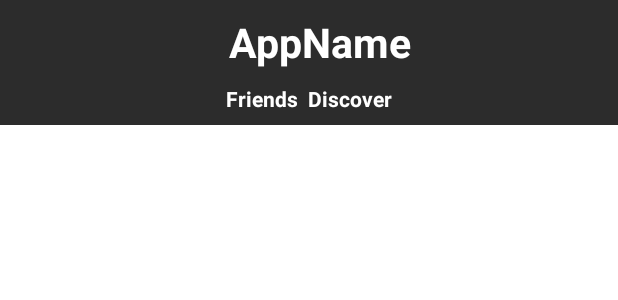
After one commit to badr4y/Mobile-Project, an Android app: the layout activity_test.xml on its own in the app's theme, with its tools: preview values and no code run, on a phone screen of 412 x 824 dp. The commit adds this screen. Shown: the top 300 px of the screen. Run offline under Robolectric (Android 15) with nearby library versions, the phone set to English and light mode, and no system bars.

Commit message:
added scroll yay

```diff
--- a/app/build.gradle
+++ b/app/build.gradle
@@ -26,6 +26,9 @@ android {
         sourceCompatibility JavaVersion.VERSION_1_8
         targetCompatibility JavaVersion.VERSION_1_8
     }
+    buildFeatures {
+        viewBinding true
+    }
 }
 
 dependencies {
@@ -33,6 +36,8 @@ dependencies {
     implementation 'androidx.appcompat:appcompat:1.5.1'
     implementation 'com.google.android.material:material:1.7.0'
     implementation 'androidx.constraintlayout:constraintlayout:2.1.4'
+    implementation 'androidx.navigation:navigation-fragment:2.5.3'
+    implementation 'androidx.navigation:navigation-ui:2.5.3'
     testImplementation 'junit:junit:4.13.2'
     androidTestImplementation 'androidx.test.ext:junit:1.1.4'
     androidTestImplementation 'androidx.test.espresso:espresso-core:3.5.0'
--- /dev/null
+++ b/app/src/main/res/layout/activity_test.xml
@@ -0,0 +1,49 @@
+<?xml version="1.0" encoding="utf-8"?>
+<androidx.constraintlayout.widget.ConstraintLayout xmlns:android="http://schemas.android.com/apk/res/android"
+    xmlns:app="http://schemas.android.com/apk/res-auto"
+    android:layout_width="match_parent"
+    android:layout_height="match_parent"
+    xmlns:tools="http://schemas.android.com/tools"
+    tools:context=".TestActivity">
+
+    <include
+        android:id="@+id/main_toolbar"
+        layout="@layout/toolbar" />
+
+    <RelativeLayout
+        android:layout_width="match_parent"
+        android:layout_height="27dp"
+        app:layout_constraintTop_toBottomOf="@+id/main_toolbar"
+        android:background="#2c2c2c"
+        android:id="@+id/toolbar2nd">
+        <LinearLayout
+            android:layout_width="wrap_content"
+            android:layout_height="wrap_content"
+            android:layout_centerHorizontal="true">
+            <TextView
+                android:layout_width="wrap_content"
+                android:layout_height="wrap_content"
+                android:text="Friends "
+                android:textColor="@color/white"
+                android:textStyle="bold"
+                />
+            <TextView
+                android:layout_width="wrap_content"
+                android:layout_height="wrap_content"
+                android:text=" Discover"
+                android:textColor="@color/white"
+                android:textStyle="bold"/>
+        </LinearLayout>
+    </RelativeLayout>
+
+    <ScrollView
+        android:layout_width="match_parent"
+        android:layout_height="wrap_content"
+        app:layout_constraintTop_toBottomOf="@id/toolbar2nd"
+        tools:layout_editor_absoluteX="0dp">
+
+
+    </ScrollView>
+
+
+</androidx.constraintlayout.widget.ConstraintLayout>
--- a/app/src/main/res/layout/login_activity.xml
+++ b/app/src/main/res/layout/login_activity.xml
@@ -101,7 +101,8 @@
         app:layout_constraintStart_toStartOf="parent"
         app:layout_constraintTop_toBottomOf="@id/forgot_your_password_login"
         app:layout_constraintTop_toTopOf="parent"
-        app:layout_constraintVertical_bias="0.85" />
+        app:layout_constraintVertical_bias="0.85"
+        android:onClick="onLoginBtnClicked"/>
 
     <!--Don't have an account ? -->
     <TextView
--- /dev/null
+++ b/app/src/main/res/layout/toolbar.xml
@@ -0,0 +1,21 @@
+<?xml version="1.0" encoding="utf-8"?>
+<androidx.appcompat.widget.Toolbar xmlns:android="http://schemas.android.com/apk/res/android"
+    android:layout_width="match_parent"
+    android:layout_height="wrap_content"
+    android:background="#2c2c2c"
+    android:id="@+id/main_toolbar">
+    <RelativeLayout
+        android:layout_width="match_parent"
+        android:layout_height="wrap_content">
+        <TextView
+            android:layout_width="wrap_content"
+            android:layout_height="wrap_content"
+            android:text="AppName"
+            android:textStyle="bold"
+            android:textColor="@color/white"
+            android:textSize="27sp"
+            android:layout_centerHorizontal="true"
+            />
+    </RelativeLayout>
+
+</androidx.appcompat.widget.Toolbar>
--- /dev/null
+++ b/app/src/main/res/values-land/dimens.xml
@@ -0,0 +1,3 @@
+<resources>
+    <dimen name="fab_margin">48dp</dimen>
+</resources>
--- /dev/null
+++ b/app/src/main/res/values-w1240dp/dimens.xml
@@ -0,0 +1,3 @@
+<resources>
+    <dimen name="fab_margin">200dp</dimen>
+</resources>
--- /dev/null
+++ b/app/src/main/res/values-w600dp/dimens.xml
@@ -0,0 +1,3 @@
+<resources>
+    <dimen name="fab_margin">48dp</dimen>
+</resources>
--- /dev/null
+++ b/app/src/main/res/values/dimens.xml
@@ -0,0 +1,3 @@
+<resources>
+    <dimen name="fab_margin">16dp</dimen>
+</resources>
--- a/app/src/main/res/values/themes.xml
+++ b/app/src/main/res/values/themes.xml
@@ -13,4 +13,13 @@
         <item name="android:statusBarColor">?attr/colorPrimaryVariant</item>
         <!-- Customize your theme here. -->
     </style>
+
+    <style name="Theme.MobileProject.NoActionBar">
+        <item name="windowActionBar">false</item>
+        <item name="windowNoTitle">true</item>
+    </style>
+
+    <style name="Theme.MobileProject.AppBarOverlay" parent="ThemeOverlay.AppCompat.Dark.ActionBar" />
+
+    <style name="Theme.MobileProject.PopupOverlay" parent="ThemeOverlay.AppCompat.Light" />
 </resources>
```
Also changed, not shown: app/src/main/AndroidManifest.xml (+9 -0 lines), app/src/main/java/com/example/mobileproject/LoginActivity.java (+10 -0 lines), app/src/main/java/com/example/mobileproject/TestActivity.java (added, +16 -0 lines), app/src/main/res/values/strings.xml (+10 -0 lines).
